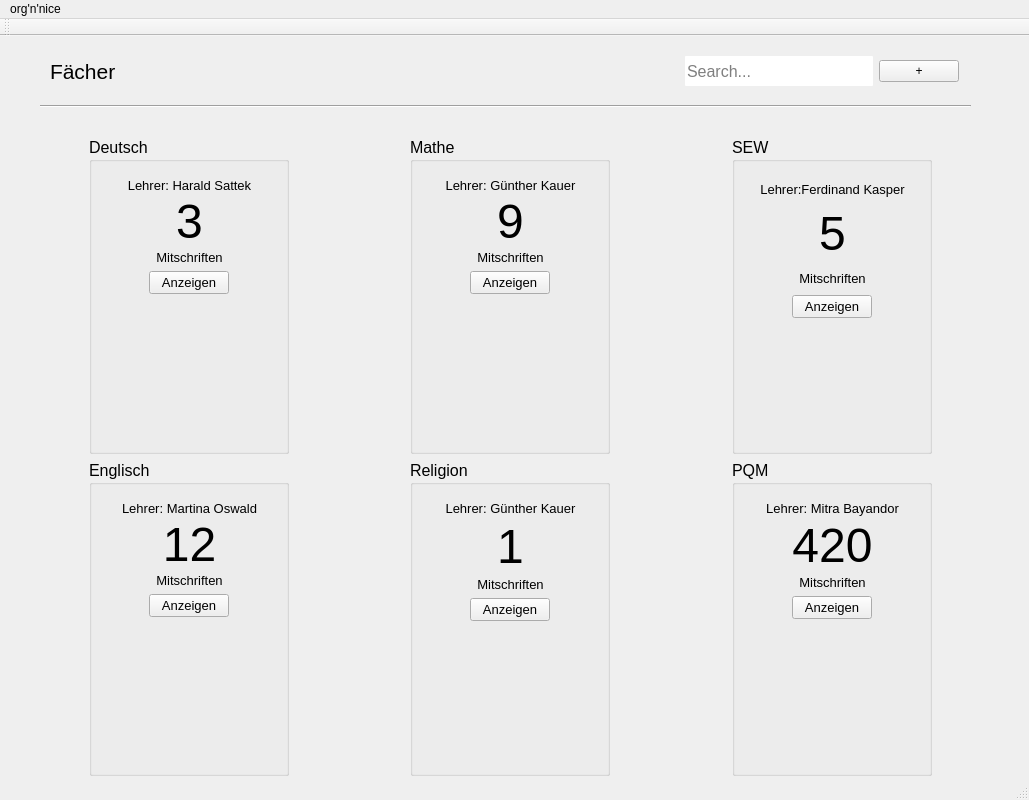
Old version of the form mainwindow.ui in the repository orgnnice/OrgNNice.
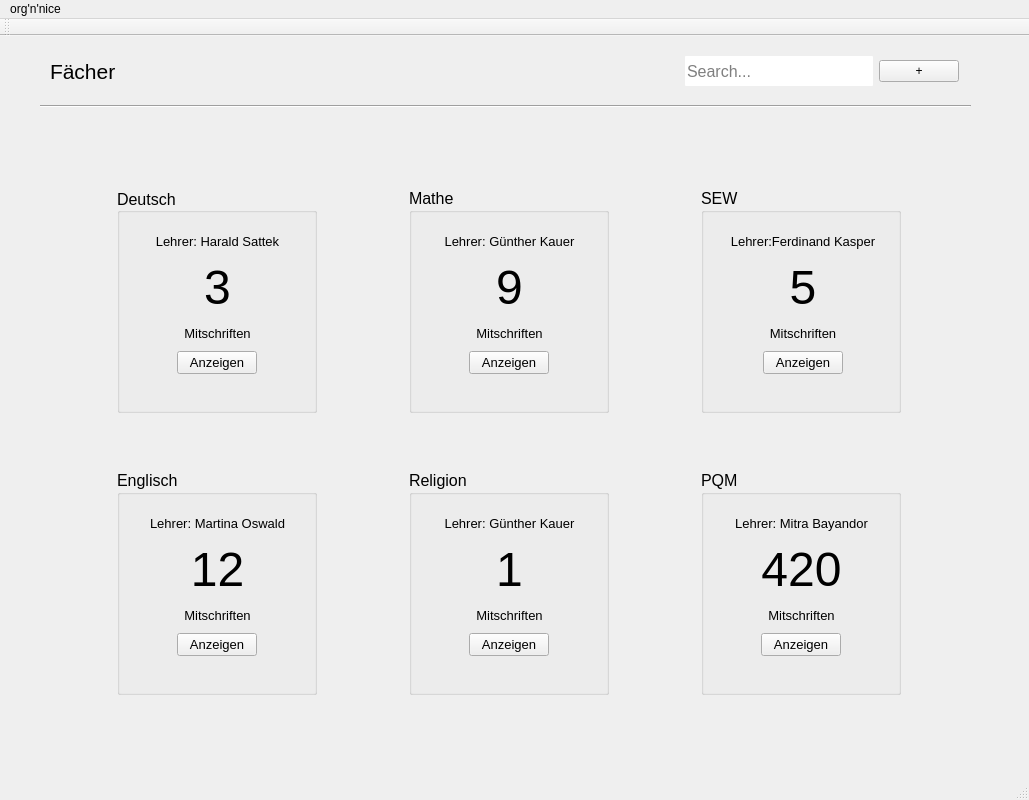
New version of the form.

What changed in the file:
```diff
--- a/mainwindow.ui
+++ b/mainwindow.ui
@@ -10,6 +10,12 @@
     <height>800</height>
    </rect>
   </property>
+  <property name="minimumSize">
+   <size>
+    <width>1029</width>
+    <height>800</height>
+   </size>
+  </property>
   <property name="maximumSize">
    <size>
     <width>1029</width>
@@ -123,352 +129,22 @@
       <x>20</x>
       <y>90</y>
       <width>981</width>
-      <height>661</height>
+      <height>631</height>
      </rect>
     </property>
     <layout class="QGridLayout" name="gridLayout">
-     <item row="0" column="2" alignment="Qt::AlignHCenter">
-      <widget class="QGroupBox" name="groupBox_4">
-       <property name="minimumSize">
-        <size>
-         <width>200</width>
-         <height>0</height>
-        </size>
-       </property>
-       <property name="font">
-        <font>
-         <pointsize>12</pointsize>
-        </font>
-       </property>
-       <property name="title">
-        <string>SEW</string>
-       </property>
-       <widget class="QWidget" name="verticalLayoutWidget_5">
-        <property name="geometry">
-         <rect>
-          <x>10</x>
-          <y>30</y>
-          <width>181</width>
-          <height>162</height>
-         </rect>
-        </property>
-        <layout class="QVBoxLayout" name="verticalLayout_6">
-         <item>
-          <widget class="QLabel" name="label_12">
-           <property name="font">
-            <font>
-             <pointsize>10</pointsize>
-            </font>
-           </property>
-           <property name="text">
-            <string>Lehrer:Ferdinand Kasper</string>
-           </property>
-           <property name="alignment">
-            <set>Qt::AlignCenter</set>
-           </property>
-          </widget>
-         </item>
-         <item>
-          <widget class="QLabel" name="label_13">
-           <property name="font">
-            <font>
-             <pointsize>36</pointsize>
-            </font>
-           </property>
-           <property name="text">
-            <string>5</string>
-           </property>
-           <property name="alignment">
-            <set>Qt::AlignCenter</set>
-           </property>
-          </widget>
-         </item>
-         <item>
-          <widget class="QLabel" name="label_14">
-           <property name="font">
-            <font>
-             <pointsize>10</pointsize>
-            </font>
-           </property>
-           <property name="text">
-            <string>Mitschriften</string>
-           </property>
-           <property name="alignment">
-            <set>Qt::AlignCenter</set>
-           </property>
-          </widget>
-         </item>
-         <item alignment="Qt::AlignHCenter">
-          <widget class="QPushButton" name="pushButton_4">
-           <property name="minimumSize">
-            <size>
-             <width>50</width>
-             <height>0</height>
-            </size>
-           </property>
-           <property name="maximumSize">
-            <size>
-             <width>80</width>
-             <height>16777215</height>
-            </size>
-           </property>
-           <property name="font">
-            <font>
-             <pointsize>10</pointsize>
-            </font>
-           </property>
-           <property name="autoFillBackground">
-            <bool>false</bool>
-           </property>
-           <property name="text">
-            <string>Anzeigen</string>
-           </property>
-           <property name="autoDefault">
-            <bool>false</bool>
-           </property>
-           <property name="default">
-            <bool>false</bool>
-           </property>
-           <property name="flat">
-            <bool>false</bool>
-           </property>
-          </widget>
-         </item>
-        </layout>
-       </widget>
-      </widget>
-     </item>
-     <item row="0" column="1" alignment="Qt::AlignHCenter">
-      <widget class="QGroupBox" name="groupBox_7">
-       <property name="minimumSize">
-        <size>
-         <width>200</width>
-         <height>150</height>
-        </size>
-       </property>
-       <property name="font">
-        <font>
-         <pointsize>12</pointsize>
-        </font>
-       </property>
-       <property name="styleSheet">
-        <string notr="true"/>
-       </property>
-       <property name="title">
-        <string>Mathe</string>
-       </property>
-       <widget class="QWidget" name="verticalLayoutWidget_10">
-        <property name="geometry">
-         <rect>
-          <x>10</x>
-          <y>30</y>
-          <width>181</width>
-          <height>138</height>
-         </rect>
-        </property>
-        <layout class="QVBoxLayout" name="verticalLayout_11">
-         <item>
-          <widget class="QLabel" name="label_27">
-           <property name="font">
-            <font>
-             <pointsize>10</pointsize>
-            </font>
-           </property>
-           <property name="text">
-            <string>Lehrer: Günther Kauer</string>
-           </property>
-           <property name="alignment">
-            <set>Qt::AlignCenter</set>
-           </property>
-          </widget>
-         </item>
-         <item>
-          <widget class="QLabel" name="label_28">
-           <property name="font">
-            <font>
-             <pointsize>36</pointsize>
-            </font>
-           </property>
-           <property name="text">
-            <string>9</string>
-           </property>
-           <property name="alignment">
-            <set>Qt::AlignCenter</set>
-           </property>
-          </widget>
-         </item>
-         <item>
-          <widget class="QLabel" name="label_29">
-           <property name="font">
-            <font>
-             <pointsize>10</pointsize>
-            </font>
-           </property>
-           <property name="text">
-            <string>Mitschriften</string>
-           </property>
-           <property name="alignment">
-            <set>Qt::AlignCenter</set>
-           </property>
-          </widget>
-         </item>
-         <item alignment="Qt::AlignHCenter">
-          <widget class="QPushButton" name="pushButton_9">
-           <property name="minimumSize">
-            <size>
-             <width>50</width>
-             <height>0</height>
-            </size>
-           </property>
-           <property name="maximumSize">
-            <size>
-             <width>80</width>
-             <height>16777215</height>
-            </size>
-           </property>
-           <property name="font">
-            <font>
-             <pointsize>10</pointsize>
-            </font>
-           </property>
-           <property name="autoFillBackground">
-            <bool>false</bool>
-           </property>
-           <property name="text">
-            <string>Anzeigen</string>
-           </property>
-           <property name="autoDefault">
-            <bool>false</bool>
-           </property>
-           <property name="default">
-            <bool>false</bool>
-           </property>
-           <property name="flat">
-            <bool>false</bool>
-           </property>
-          </widget>
-         </item>
-        </layout>
-       </widget>
-      </widget>
-     </item>
-     <item row="1" column="2" alignment="Qt::AlignHCenter">
-      <widget class="QGroupBox" name="groupBox_5">
-       <property name="minimumSize">
-        <size>
-         <width>200</width>
-         <height>0</height>
-        </size>
-       </property>
-       <property name="font">
-        <font>
-         <pointsize>12</pointsize>
-        </font>
-       </property>
-       <property name="title">
-        <string>PQM</string>
-       </property>
-       <widget class="QWidget" name="verticalLayoutWidget_6">
-        <property name="geometry">
-         <rect>
-          <x>10</x>
-          <y>30</y>
-          <width>181</width>
-          <height>140</height>
-         </rect>
-        </property>
-        <layout class="QVBoxLayout" name="verticalLayout_7">
-         <item>
-          <widget class="QLabel" name="label_15">
-           <property name="font">
-            <font>
-             <pointsize>10</pointsize>
-            </font>
-           </property>
-           <property name="text">
-            <string>Lehrer: Mitra Bayandor</string>
-           </property>
-           <property name="alignment">
-            <set>Qt::AlignCenter</set>
-           </property>
-          </widget>
-         </item>
-         <item>
-          <widget class="QLabel" name="label_16">
-           <property name="font">
-            <font>
-             <pointsize>36</pointsize>
-            </font>
-           </property>
-           <property name="text">
-            <string>420</string>
-           </property>
-           <property name="alignment">
-            <set>Qt::AlignCenter</set>
-           </property>
-          </widget>
-         </item>
-         <item>
-          <widget class="QLabel" name="label_17">
-           <property name="font">
-            <font>
-             <pointsize>10</pointsize>
-            </font>
-           </property>
-           <property name="text">
-            <string>Mitschriften</string>
-           </property>
-           <property name="alignment">
-            <set>Qt::AlignCenter</set>
-           </property>
-          </widget>
-         </item>
-         <item alignment="Qt::AlignHCenter">
-          <widget class="QPushButton" name="pushButton_5">
-           <property name="minimumSize">
-            <size>
-             <width>50</width>
-             <height>0</height>
-            </size>
-           </property>
-           <property name="maximumSize">
-            <size>
-             <width>80</width>
-             <height>16777215</height>
-            </size>
-           </property>
-           <property name="font">
-            <font>
-             <pointsize>10</pointsize>
-            </font>
-           </property>
-           <property name="autoFillBackground">
-            <bool>false</bool>
-           </property>
-           <property name="text">
-            <string>Anzeigen</string>
-           </property>
-           <property name="autoDefault">
-            <bool>false</bool>
-           </property>
-           <property name="default">
-            <bool>false</bool>
-           </property>
-           <property name="flat">
-            <bool>false</bool>
-           </property>
-          </widget>
-         </item>
-        </layout>
-       </widget>
-      </widget>
-     </item>
      <item row="1" column="1" alignment="Qt::AlignHCenter">
       <widget class="QGroupBox" name="groupBox_6">
        <property name="minimumSize">
         <size>
          <width>200</width>
-         <height>0</height>
+         <height>225</height>
+        </size>
+       </property>
+       <property name="maximumSize">
+        <size>
+         <width>200</width>
+         <height>225</height>
         </size>
        </property>
        <property name="font">
@@ -485,7 +161,7 @@
           <x>10</x>
           <y>30</y>
           <width>181</width>
-          <height>142</height>
+          <height>167</height>
          </rect>
         </property>
         <layout class="QVBoxLayout" name="verticalLayout_10">
@@ -579,7 +255,13 @@
        <property name="minimumSize">
         <size>
          <width>200</width>
-         <height>0</height>
+         <height>225</height>
+        </size>
+       </property>
+       <property name="maximumSize">
+        <size>
+         <width>200</width>
+         <height>225</height>
         </size>
        </property>
        <property name="font">
@@ -596,7 +278,7 @@
           <x>10</x>
           <y>30</y>
           <width>181</width>
-          <height>138</height>
+          <height>167</height>
          </rect>
         </property>
         <layout class="QVBoxLayout" name="verticalLayout_5">
@@ -685,12 +367,372 @@
        </widget>
       </widget>
      </item>
-     <item row="0" column="0" alignment="Qt::AlignHCenter">
+     <item row="1" column="2" alignment="Qt::AlignHCenter">
+      <widget class="QGroupBox" name="groupBox_5">
+       <property name="minimumSize">
+        <size>
+         <width>200</width>
+         <height>225</height>
+        </size>
+       </property>
+       <property name="maximumSize">
+        <size>
+         <width>200</width>
+         <height>225</height>
+        </size>
+       </property>
+       <property name="font">
+        <font>
+         <pointsize>12</pointsize>
+        </font>
+       </property>
+       <property name="title">
+        <string>PQM</string>
+       </property>
+       <widget class="QWidget" name="verticalLayoutWidget_6">
+        <property name="geometry">
+         <rect>
+          <x>10</x>
+          <y>30</y>
+          <width>181</width>
+          <height>167</height>
+         </rect>
+        </property>
+        <layout class="QVBoxLayout" name="verticalLayout_7">
+         <item>
+          <widget class="QLabel" name="label_15">
+           <property name="font">
+            <font>
+             <pointsize>10</pointsize>
+            </font>
+           </property>
+           <property name="text">
+            <string>Lehrer: Mitra Bayandor</string>
+           </property>
+           <property name="alignment">
+            <set>Qt::AlignCenter</set>
+           </property>
+          </widget>
+         </item>
+         <item>
+          <widget class="QLabel" name="label_16">
+           <property name="font">
+            <font>
+             <pointsize>36</pointsize>
+            </font>
+           </property>
+           <property name="text">
+            <string>420</string>
+           </property>
+           <property name="alignment">
+            <set>Qt::AlignCenter</set>
+           </property>
+          </widget>
+         </item>
+         <item>
+          <widget class="QLabel" name="label_17">
+           <property name="font">
+            <font>
+             <pointsize>10</pointsize>
+            </font>
+           </property>
+           <property name="text">
+            <string>Mitschriften</string>
+           </property>
+           <property name="alignment">
+            <set>Qt::AlignCenter</set>
+           </property>
+          </widget>
+         </item>
+         <item alignment="Qt::AlignHCenter">
+          <widget class="QPushButton" name="pushButton_5">
+           <property name="minimumSize">
+            <size>
+             <width>50</width>
+             <height>0</height>
+            </size>
+           </property>
+           <property name="maximumSize">
+            <size>
+             <width>80</width>
+             <height>16777215</height>
+            </size>
+           </property>
+           <property name="font">
+            <font>
+             <pointsize>10</pointsize>
+            </font>
+           </property>
+           <property name="autoFillBackground">
+            <bool>false</bool>
+           </property>
+           <property name="text">
+            <string>Anzeigen</string>
+           </property>
+           <property name="autoDefault">
+            <bool>false</bool>
+           </property>
+           <property name="default">
+            <bool>false</bool>
+           </property>
+           <property name="flat">
+            <bool>false</bool>
+           </property>
+          </widget>
+         </item>
+        </layout>
+       </widget>
+      </widget>
+     </item>
+     <item row="0" column="2">
+      <widget class="QGroupBox" name="groupBox_4">
+       <property name="minimumSize">
+        <size>
+         <width>200</width>
+         <height>225</height>
+        </size>
+       </property>
+       <property name="maximumSize">
+        <size>
+         <width>200</width>
+         <height>225</height>
+        </size>
+       </property>
+       <property name="font">
+        <font>
+         <pointsize>12</pointsize>
+        </font>
+       </property>
+       <property name="title">
+        <string>SEW</string>
+       </property>
+       <widget class="QWidget" name="verticalLayoutWidget_5">
+        <property name="geometry">
+         <rect>
+          <x>10</x>
+          <y>30</y>
+          <width>184</width>
+          <height>167</height>
+         </rect>
+        </property>
+        <layout class="QVBoxLayout" name="verticalLayout_6">
+         <item>
+          <widget class="QLabel" name="label_12">
+           <property name="font">
+            <font>
+             <pointsize>10</pointsize>
+            </font>
+           </property>
+           <property name="text">
+            <string>Lehrer:Ferdinand Kasper</string>
+           </property>
+           <property name="alignment">
+            <set>Qt::AlignCenter</set>
+           </property>
+          </widget>
+         </item>
+         <item>
+          <widget class="QLabel" name="label_13">
+           <property name="font">
+            <font>
+             <pointsize>36</pointsize>
+            </font>
+           </property>
+           <property name="text">
+            <string>5</string>
+           </property>
+           <property name="alignment">
+            <set>Qt::AlignCenter</set>
+           </property>
+          </widget>
+         </item>
+         <item>
+          <widget class="QLabel" name="label_14">
+           <property name="font">
+            <font>
+             <pointsize>10</pointsize>
+            </font>
+           </property>
+           <property name="text">
+            <string>Mitschriften</string>
+           </property>
+           <property name="alignment">
+            <set>Qt::AlignCenter</set>
+           </property>
+          </widget>
+         </item>
+         <item alignment="Qt::AlignHCenter">
+          <widget class="QPushButton" name="pushButton_4">
+           <property name="minimumSize">
+            <size>
+             <width>50</width>
+             <height>0</height>
+            </size>
+           </property>
+           <property name="maximumSize">
+            <size>
+             <width>80</width>
+             <height>16777215</height>
+            </size>
+           </property>
+           <property name="font">
+            <font>
+             <pointsize>10</pointsize>
+            </font>
+           </property>
+           <property name="autoFillBackground">
+            <bool>false</bool>
+           </property>
+           <property name="text">
+            <string>Anzeigen</string>
+           </property>
+           <property name="autoDefault">
+            <bool>false</bool>
+           </property>
+           <property name="default">
+            <bool>false</bool>
+           </property>
+           <property name="flat">
+            <bool>false</bool>
+           </property>
+          </widget>
+         </item>
+        </layout>
+       </widget>
+      </widget>
+     </item>
+     <item row="0" column="1">
+      <widget class="QGroupBox" name="groupBox_7">
+       <property name="minimumSize">
+        <size>
+         <width>200</width>
+         <height>225</height>
+        </size>
+       </property>
+       <property name="maximumSize">
+        <size>
+         <width>200</width>
+         <height>225</height>
+        </size>
+       </property>
+       <property name="font">
+        <font>
+         <pointsize>12</pointsize>
+        </font>
+       </property>
+       <property name="styleSheet">
+        <string notr="true"/>
+       </property>
+       <property name="title">
+        <string>Mathe</string>
+       </property>
+       <widget class="QWidget" name="verticalLayoutWidget_10">
+        <property name="geometry">
+         <rect>
+          <x>10</x>
+          <y>30</y>
+          <width>181</width>
+          <height>167</height>
+         </rect>
+        </property>
+        <layout class="QVBoxLayout" name="verticalLayout_11">
+         <item>
+          <widget class="QLabel" name="label_27">
+           <property name="font">
+            <font>
+             <pointsize>10</pointsize>
+            </font>
+           </property>
+           <property name="text">
+            <string>Lehrer: Günther Kauer</string>
+           </property>
+           <property name="alignment">
+            <set>Qt::AlignCenter</set>
+           </property>
+          </widget>
+         </item>
+         <item>
+          <widget class="QLabel" name="label_28">
+           <property name="font">
+            <font>
+             <pointsize>36</pointsize>
+            </font>
+           </property>
+           <property name="text">
+            <string>9</string>
+           </property>
+           <property name="alignment">
+            <set>Qt::AlignCenter</set>
+           </property>
+          </widget>
+         </item>
+         <item>
+          <widget class="QLabel" name="label_29">
+           <property name="font">
+            <font>
+             <pointsize>10</pointsize>
+            </font>
+           </property>
+           <property name="text">
+            <string>Mitschriften</string>
+           </property>
+           <property name="alignment">
+            <set>Qt::AlignCenter</set>
+           </property>
+          </widget>
+         </item>
+         <item alignment="Qt::AlignHCenter">
+          <widget class="QPushButton" name="pushButton_9">
+           <property name="minimumSize">
+            <size>
+             <width>50</width>
+             <height>0</height>
+            </size>
+           </property>
+           <property name="maximumSize">
+            <size>
+             <width>80</width>
+             <height>16777215</height>
+            </size>
+           </property>
+           <property name="font">
+            <font>
+             <pointsize>10</pointsize>
+            </font>
+           </property>
+           <property name="autoFillBackground">
+            <bool>false</bool>
+           </property>
+           <property name="text">
+            <string>Anzeigen</string>
+           </property>
+           <property name="autoDefault">
+            <bool>false</bool>
+           </property>
+           <property name="default">
+            <bool>false</bool>
+           </property>
+           <property name="flat">
+            <bool>false</bool>
+           </property>
+          </widget>
+         </item>
+        </layout>
+       </widget>
+      </widget>
+     </item>
+     <item row="0" column="0">
       <widget class="QGroupBox" name="groupBox_8">
        <property name="minimumSize">
         <size>
          <width>200</width>
-         <height>150</height>
+         <height>225</height>
+        </size>
+       </property>
+       <property name="maximumSize">
+        <size>
+         <width>200</width>
+         <height>225</height>
         </size>
        </property>
        <property name="font">
@@ -704,13 +746,16 @@
        <property name="title">
         <string>Deutsch</string>
        </property>
+       <property name="alignment">
+        <set>Qt::AlignLeading|Qt::AlignLeft|Qt::AlignVCenter</set>
+       </property>
        <widget class="QWidget" name="verticalLayoutWidget_11">
         <property name="geometry">
          <rect>
           <x>10</x>
           <y>30</y>
           <width>181</width>
-          <height>138</height>
+          <height>167</height>
          </rect>
         </property>
         <layout class="QVBoxLayout" name="verticalLayout_12">
```
Left out of the diff: 6 changed lines with no effect on the pictures.
